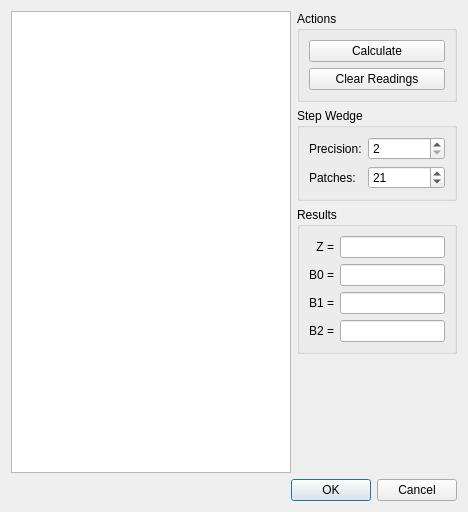
Old version of the form src/slopecalibrationdialog.ui in the repository dektronics/densitometer-desktop.
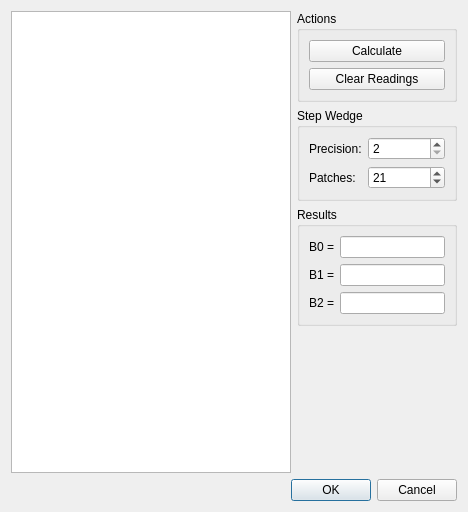
New version of the form.

What changed in the file:
```diff
--- a/src/slopecalibrationdialog.ui
+++ b/src/slopecalibrationdialog.ui
@@ -115,7 +115,17 @@
           <string>Results</string>
          </property>
          <layout class="QGridLayout" name="gridLayout">
-          <item row="3" column="0">
+          <item row="0" column="1">
+           <widget class="QLineEdit" name="b0LineEdit">
+            <property name="text">
+             <string notr="true"/>
+            </property>
+            <property name="readOnly">
+             <bool>true</bool>
+            </property>
+           </widget>
+          </item>
+          <item row="2" column="0">
            <widget class="QLabel" name="b2Label">
             <property name="text">
              <string>B2 =</string>
@@ -126,7 +136,7 @@
            </widget>
           </item>
           <item row="2" column="1">
-           <widget class="QLineEdit" name="b1LineEdit">
+           <widget class="QLineEdit" name="b2LineEdit">
             <property name="text">
              <string notr="true"/>
             </property>
@@ -135,7 +145,7 @@
             </property>
            </widget>
           </item>
-          <item row="2" column="0">
+          <item row="1" column="0">
            <widget class="QLabel" name="b1Label">
             <property name="text">
              <string>B1 =</string>
@@ -146,7 +156,7 @@
            </widget>
           </item>
           <item row="1" column="1">
-           <widget class="QLineEdit" name="b0LineEdit">
+           <widget class="QLineEdit" name="b1LineEdit">
             <property name="text">
              <string notr="true"/>
             </property>
@@ -155,17 +165,7 @@
             </property>
            </widget>
           </item>
-          <item row="3" column="1">
-           <widget class="QLineEdit" name="b2LineEdit">
-            <property name="text">
-             <string notr="true"/>
-            </property>
-            <property name="readOnly">
-             <bool>true</bool>
-            </property>
-           </widget>
-          </item>
-          <item row="1" column="0">
+          <item row="0" column="0">
            <widget class="QLabel" name="b0Label">
             <property name="text">
              <string>B0 =</string>
@@ -175,26 +175,6 @@
             </property>
            </widget>
           </item>
-          <item row="0" column="0">
-           <widget class="QLabel" name="zLabel">
-            <property name="text">
-             <string>Z =</string>
-            </property>
-            <property name="alignment">
-             <set>Qt::AlignmentFlag::AlignRight|Qt::AlignmentFlag::AlignTrailing|Qt::AlignmentFlag::AlignVCenter</set>
-            </property>
-           </widget>
-          </item>
-          <item row="0" column="1">
-           <widget class="QLineEdit" name="zLineEdit">
-            <property name="text">
-             <string notr="true"/>
-            </property>
-            <property name="readOnly">
-             <bool>true</bool>
-            </property>
-           </widget>
-          </item>
          </layout>
         </widget>
        </item>
```
Left out of the diff: 1 changed line with no effect on the pictures.
